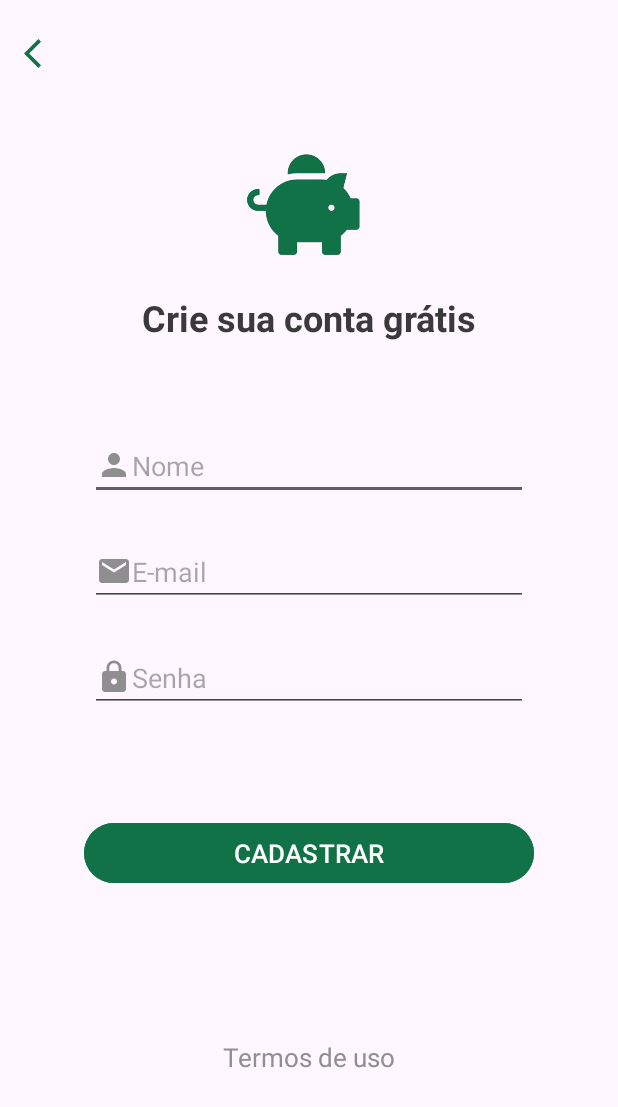
After one commit to KrodrigoDev/PoupaMais, an Android app: the CadastroActivity screen opened directly, with no data from a screen before it, on a phone screen of 412 x 824 dp. The commit adds this screen. Shown: the top 1107 px of the screen. Run offline under Robolectric (Android 15) with nearby library versions, the phone set to English and light mode, and no system bars.

Commit message:
07/09/2023

```diff
--- a/app/src/main/AndroidManifest.xml
+++ b/app/src/main/AndroidManifest.xml
@@ -13,6 +13,12 @@
         android:theme="@style/Theme.PoupaMais"
         tools:targetApi="31">
         <activity
+            android:name=".CadastroActivity"
+            android:exported="false" />
+        <activity
+            android:name=".LoginActivity"
+            android:exported="false" />
+        <activity
             android:name=".MainActivity"
             android:exported="true">
             <intent-filter>
--- /dev/null
+++ b/app/src/main/java/krodrigodev/com/br/poupamais/CadastroActivity.java
@@ -0,0 +1,15 @@
+package krodrigodev.com.br.poupamais;
+
+import androidx.appcompat.app.AppCompatActivity;
+
+import android.os.Bundle;
+
+
+public class CadastroActivity extends AppCompatActivity {
+
+    @Override
+    protected void onCreate(Bundle savedInstanceState) {
+        super.onCreate(savedInstanceState);
+        setContentView(R.layout.activity_cadastro);
+    }
+}
--- /dev/null
+++ b/app/src/main/res/drawable/cadeado_icon_lock_24.xml
@@ -0,0 +1,5 @@
+<vector android:height="24dp" android:tint="#8F8F8F"
+    android:viewportHeight="24" android:viewportWidth="24"
+    android:width="24dp" xmlns:android="http://schemas.android.com/apk/res/android">
+    <path android:fillColor="@android:color/white" android:pathData="M18,8h-1L17,6c0,-2.76 -2.24,-5 -5,-5S7,3.24 7,6v2L6,8c-1.1,0 -2,0.9 -2,2v10c0,1.1 0.9,2 2,2h12c1.1,0 2,-0.9 2,-2L20,10c0,-1.1 -0.9,-2 -2,-2zM12,17c-1.1,0 -2,-0.9 -2,-2s0.9,-2 2,-2 2,0.9 2,2 -0.9,2 -2,2zM15.1,8L8.9,8L8.9,6c0,-1.71 1.39,-3.1 3.1,-3.1 1.71,0 3.1,1.39 3.1,3.1v2z"/>
+</vector>
--- /dev/null
+++ b/app/src/main/res/drawable/email_icon_24.xml
@@ -0,0 +1,5 @@
+<vector android:height="24dp" android:tint="#8F8F8F"
+    android:viewportHeight="24" android:viewportWidth="24"
+    android:width="24dp" xmlns:android="http://schemas.android.com/apk/res/android">
+    <path android:fillColor="@android:color/white" android:pathData="M20,4L4,4c-1.1,0 -1.99,0.9 -1.99,2L2,18c0,1.1 0.9,2 2,2h16c1.1,0 2,-0.9 2,-2L22,6c0,-1.1 -0.9,-2 -2,-2zM20,8l-8,5 -8,-5L4,6l8,5 8,-5v2z"/>
+</vector>
--- /dev/null
+++ b/app/src/main/res/drawable/usuario_icon_24.xml
@@ -0,0 +1,5 @@
+<vector android:height="24dp" android:tint="#8F8F8F"
+    android:viewportHeight="24" android:viewportWidth="24"
+    android:width="24dp" xmlns:android="http://schemas.android.com/apk/res/android">
+    <path android:fillColor="@android:color/white" android:pathData="M12,12c2.21,0 4,-1.79 4,-4s-1.79,-4 -4,-4 -4,1.79 -4,4 1.79,4 4,4zM12,14c-2.67,0 -8,1.34 -8,4v2h16v-2c0,-2.66 -5.33,-4 -8,-4z"/>
+</vector>
--- /dev/null
+++ b/app/src/main/res/drawable/voltar_icon_24.xml
@@ -0,0 +1,5 @@
+<vector android:autoMirrored="true" android:height="24dp"
+    android:tint="#117147" android:viewportHeight="24"
+    android:viewportWidth="24" android:width="24dp" xmlns:android="http://schemas.android.com/apk/res/android">
+    <path android:fillColor="@android:color/white" android:pathData="M11.67,3.87L9.9,2.1 0,12l9.9,9.9 1.77,-1.77L3.54,12z"/>
+</vector>
--- /dev/null
+++ b/app/src/main/res/layout/activity_cadastro.xml
@@ -0,0 +1,122 @@
+<?xml version="1.0" encoding="utf-8"?>
+<androidx.constraintlayout.widget.ConstraintLayout xmlns:android="http://schemas.android.com/apk/res/android"
+    xmlns:app="http://schemas.android.com/apk/res-auto"
+    xmlns:tools="http://schemas.android.com/tools"
+    android:layout_width="match_parent"
+    android:layout_height="match_parent"
+    tools:context=".CadastroActivity">
+
+    <TextView
+        android:id="@+id/textView7"
+        android:layout_width="wrap_content"
+        android:layout_height="wrap_content"
+        android:layout_marginTop="10dp"
+        android:text="@string/crie_sua_conta_gr_tis"
+        android:textColor="@color/pretoDestaque"
+        android:textSize="24sp"
+        android:textStyle="bold"
+        app:layout_constraintEnd_toEndOf="parent"
+        app:layout_constraintStart_toStartOf="parent"
+        app:layout_constraintTop_toBottomOf="@+id/imageView5" />
+
+    <EditText
+        android:id="@+id/editTextText"
+        android:layout_width="0dp"
+        android:layout_height="wrap_content"
+        android:layout_marginStart="60dp"
+        android:layout_marginTop="60dp"
+        android:layout_marginEnd="60dp"
+        android:drawableLeft="@drawable/usuario_icon_24"
+        android:ems="10"
+        android:hint="@string/nome"
+        android:inputType="text"
+        android:isScrollContainer="false"
+        app:layout_constraintEnd_toEndOf="parent"
+        app:layout_constraintStart_toStartOf="parent"
+        app:layout_constraintTop_toBottomOf="@+id/textView7" />
+
+    <EditText
+        android:id="@+id/editTextTextEmailAddress"
+        android:layout_width="0dp"
+        android:layout_height="wrap_content"
+        android:layout_marginStart="60dp"
+        android:layout_marginTop="25dp"
+        android:layout_marginEnd="60dp"
+        android:drawableLeft="@drawable/email_icon_24"
+        android:ems="10"
+        android:hint="@string/e_mail"
+        android:inputType="textEmailAddress"
+        app:layout_constraintEnd_toEndOf="parent"
+        app:layout_constraintStart_toStartOf="parent"
+        app:layout_constraintTop_toBottomOf="@+id/editTextText" />
+
+    <EditText
+        android:id="@+id/editTextNumberPassword"
+        android:layout_width="0dp"
+        android:layout_height="wrap_content"
+        android:layout_marginStart="60dp"
+        android:layout_marginTop="25dp"
+        android:layout_marginEnd="60dp"
+        android:drawableStart="@drawable/cadeado_icon_lock_24"
+        android:ems="10"
+        android:hint="@string/senha"
+        android:inputType="numberPassword"
+        app:layout_constraintEnd_toEndOf="parent"
+        app:layout_constraintHorizontal_bias="0.0"
+        app:layout_constraintStart_toStartOf="parent"
+        app:layout_constraintTop_toBottomOf="@+id/editTextTextEmailAddress" />
+
+    <Button
+        android:id="@+id/button"
+        android:layout_width="300dp"
+        android:layout_height="wrap_content"
+        android:layout_marginStart="105dp"
+        android:layout_marginTop="70dp"
+        android:layout_marginEnd="106dp"
+        android:backgroundTint="@color/verdeEscuro"
+        android:text="@string/cadastrar"
+        android:textSize="17sp"
+        app:layout_constraintEnd_toEndOf="parent"
+        app:layout_constraintStart_toStartOf="parent"
+        app:layout_constraintTop_toBottomOf="@+id/editTextNumberPassword" />
+
+    <TextView
+        android:id="@+id/textView8"
+        android:layout_width="wrap_content"
+        android:layout_height="wrap_content"
+        android:layout_marginStart="155dp"
+        android:layout_marginTop="100dp"
+        android:layout_marginEnd="156dp"
+        android:text="@string/termos_de_uso"
+        android:textColor="@color/cinzaEscuro"
+        android:textSize="17sp"
+        app:layout_constraintEnd_toEndOf="parent"
+        app:layout_constraintStart_toStartOf="parent"
+        app:layout_constraintTop_toBottomOf="@+id/button" />
+
+    <ImageView
+        android:id="@+id/imageView4"
+        android:layout_width="23dp"
+        android:layout_height="39dp"
+        android:layout_marginStart="16dp"
+        android:layout_marginTop="16dp"
+        android:scaleType="fitCenter"
+        app:layout_constraintStart_toStartOf="parent"
+        app:layout_constraintTop_toTopOf="parent"
+        app:srcCompat="@drawable/voltar_icon_24"
+        android:contentDescription="@null"/>
+
+    <ImageView
+        android:id="@+id/imageView5"
+        android:layout_width="100dp"
+        android:layout_height="100dp"
+        android:layout_marginStart="155dp"
+        android:layout_marginTop="30dp"
+        android:layout_marginEnd="156dp"
+        android:contentDescription="@null"
+        app:layout_constraintEnd_toEndOf="parent"
+        app:layout_constraintStart_toStartOf="parent"
+        app:layout_constraintTop_toBottomOf="@+id/imageView4"
+        app:srcCompat="@drawable/icon_logo" />
+
+</androidx.constraintlayout.widget.ConstraintLayout>
--- a/app/src/main/res/layout/fragment_infomativo_conta.xml
+++ b/app/src/main/res/layout/fragment_infomativo_conta.xml
@@ -28,20 +28,22 @@
         android:textSize="20sp" />
 
     <Button
-        android:id="@+id/button"
+        android:id="@+id/bntCadastrar"
         android:layout_width="300sp"
         android:layout_height="wrap_content"
         android:layout_marginTop="50dp"
         android:layout_marginBottom="40dp"
         android:backgroundTint="@color/verdeEscuro"
+        android:onClick="bntCriarConta"
         android:text="@string/cadastre_se"
         android:textColor="@color/white"
         android:textSize="18sp" />
 
     <TextView
-        android:id="@+id/textView7"
+        android:id="@+id/textTenhoConta"
         android:layout_width="match_parent"
         android:layout_height="wrap_content"
+        android:onClick="bntEntrarConta"
         android:text="@string/j_tenho_uma_conta"
         android:textAlignment="center"
         android:textColor="@color/cinzaEscuro"
--- a/app/src/main/res/values/strings.xml
+++ b/app/src/main/res/values/strings.xml
@@ -10,10 +10,22 @@
     <string name="receba_alertas_quando_quiser">Receba alertas quando quiser</string>
     <string name="saiba_para_onde_est_indo_seu_dinheiro">Saiba para onde está indo seu dinheiro</string>
     <string name="categorize_seus_lan_amentos_e_vendo_o_n_destino_de_cada_centavo">Categorize seus lançamentos e vendo o \n destino de cada centavo</string>
+
+    <!-- TEXTOS USADOS NA CRIAR CONTA E ENTRAR PARTE 1-->
     <string name="j_tenho_uma_conta">Já tenho uma conta</string>
     <string name="cadastre_se">CADASTRE-SE</string>
     <string name="planeje_sua_vida_financeira_e_saia_ndo_vermelho">Planeje sua vida financeira e saia \ndo vermelho</string>
     <string name="crie_sua_conta_gratuitamente">Crie Sua Conta Gratuitamente</string>
 
+    <!-- TEXTOS USADOS NA CRIAR CONTA E ENTRAR PARTE 2-->
+    <string name="crie_sua_conta_gr_tis">Crie sua conta grátis</string>
+    <string name="nome">Nome</string>
+    <string name="e_mail">E-mail</string>
+    <string name="senha">Senha</string>
+    <string name="cadastrar">CADASTRAR</string>
+    <string name="termos_de_uso">Termos de uso</string>
+    <string name="acesse_sua_conta">Acesse sua conta</string>
+    <string name="acessar">ACESSAR</string>
+
 
 </resources>
```
Also changed, not shown: app/src/main/java/krodrigodev/com/br/poupamais/InformativoConta.java (+4 -4 lines), app/src/main/java/krodrigodev/com/br/poupamais/LoginActivity.java (added, +15 -0 lines), app/src/main/java/krodrigodev/com/br/poupamais/MainActivity.java (+13 -1 lines), app/src/main/res/layout/activity_login.xml (added, +94 -0 lines), app/src/main/res/drawable/icon_logo.png (added).
